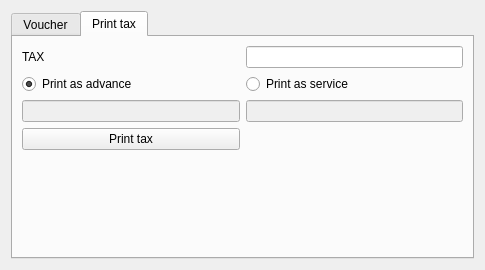
This is Resort/dlgadvanceentry.ui in End1-1/Resort as Qt 5 draws it before an edit. The edited form follows.
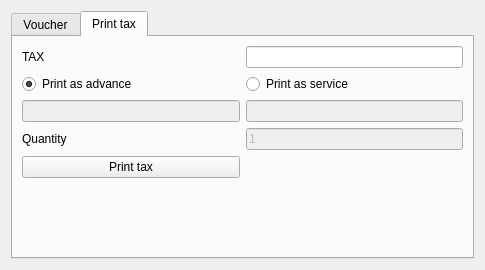
This is the edited form. The open tabs and pages were chosen to show the change. Icons and pictures are not drawn. Custom widgets are drawn as their Qt base class.

What changed in the file:
```diff
--- a/Resort/dlgadvanceentry.ui
+++ b/Resort/dlgadvanceentry.ui
@@ -26,7 +26,7 @@
    <item>
     <widget class="QTabWidget" name="tabWidget">
      <property name="currentIndex">
-      <number>1</number>
+      <number>0</number>
      </property>
      <widget class="QWidget" name="tab">
       <attribute name="title">
@@ -214,13 +214,6 @@
        <string>Print tax</string>
       </attribute>
       <layout class="QGridLayout" name="gridLayout_4">
-       <item row="0" column="0">
-        <widget class="QLabel" name="label_14">
-         <property name="text">
-          <string>TAX</string>
-         </property>
-        </widget>
-       </item>
        <item row="0" column="1">
         <widget class="EQLineEdit" name="leTax">
          <property name="readOnly">
@@ -238,10 +231,10 @@
          </property>
         </widget>
        </item>
-       <item row="1" column="1">
-        <widget class="QRadioButton" name="btnService">
+       <item row="4" column="0">
+        <widget class="QPushButton" name="btnPrintTax">
          <property name="text">
-          <string>Print as service</string>
+          <string>Print tax</string>
          </property>
         </widget>
        </item>
@@ -259,14 +252,21 @@
          </property>
         </widget>
        </item>
-       <item row="3" column="0">
-        <widget class="QPushButton" name="btnPrintTax">
+       <item row="0" column="0">
+        <widget class="QLabel" name="label_14">
          <property name="text">
-          <string>Print tax</string>
+          <string>TAX</string>
          </property>
         </widget>
        </item>
-       <item row="4" column="0">
+       <item row="1" column="1">
+        <widget class="QRadioButton" name="btnService">
+         <property name="text">
+          <string>Print as service</string>
+         </property>
+        </widget>
+       </item>
+       <item row="5" column="0">
         <spacer name="verticalSpacer">
          <property name="orientation">
           <enum>Qt::Vertical</enum>
@@ -279,6 +279,23 @@
          </property>
         </spacer>
        </item>
+       <item row="3" column="0">
+        <widget class="QLabel" name="label_4">
+         <property name="text">
+          <string>Quantity</string>
+         </property>
+        </widget>
+       </item>
+       <item row="3" column="1">
+        <widget class="EQLineEdit" name="leServiceQty">
+         <property name="enabled">
+          <bool>false</bool>
+         </property>
+         <property name="text">
+          <string>1</string>
+         </property>
+        </widget>
+       </item>
       </layout>
      </widget>
     </widget>
```
